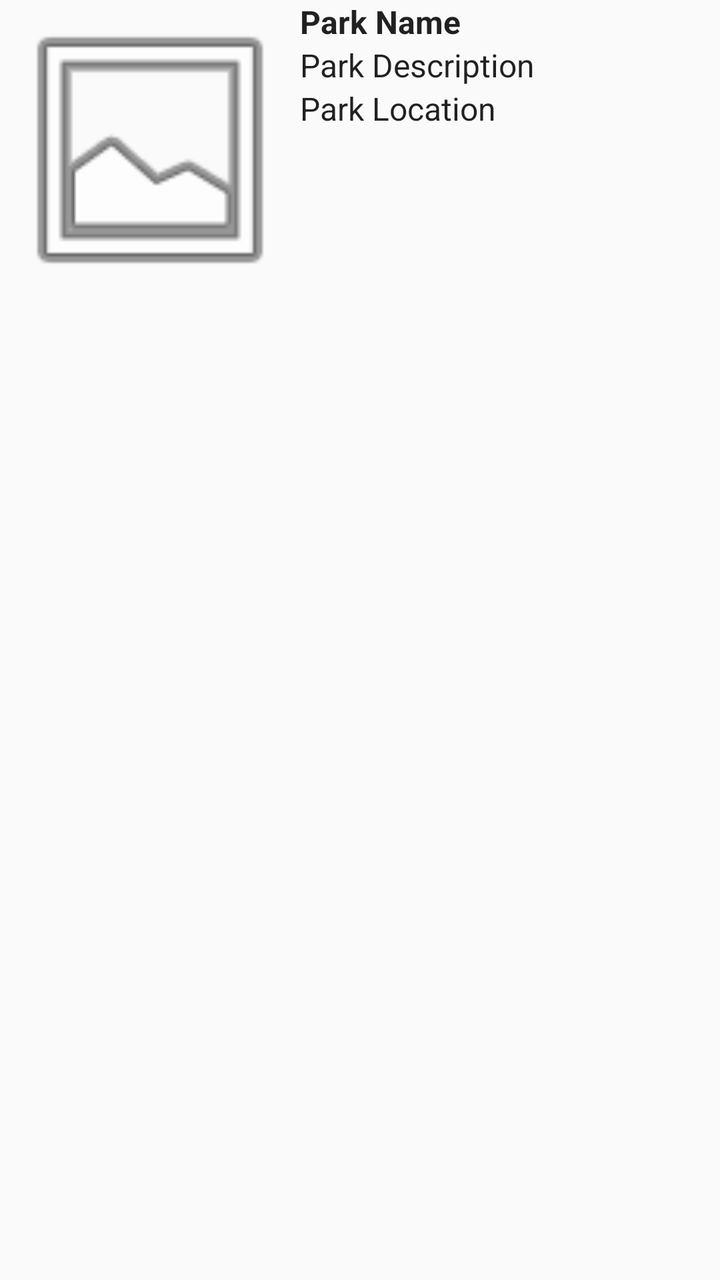
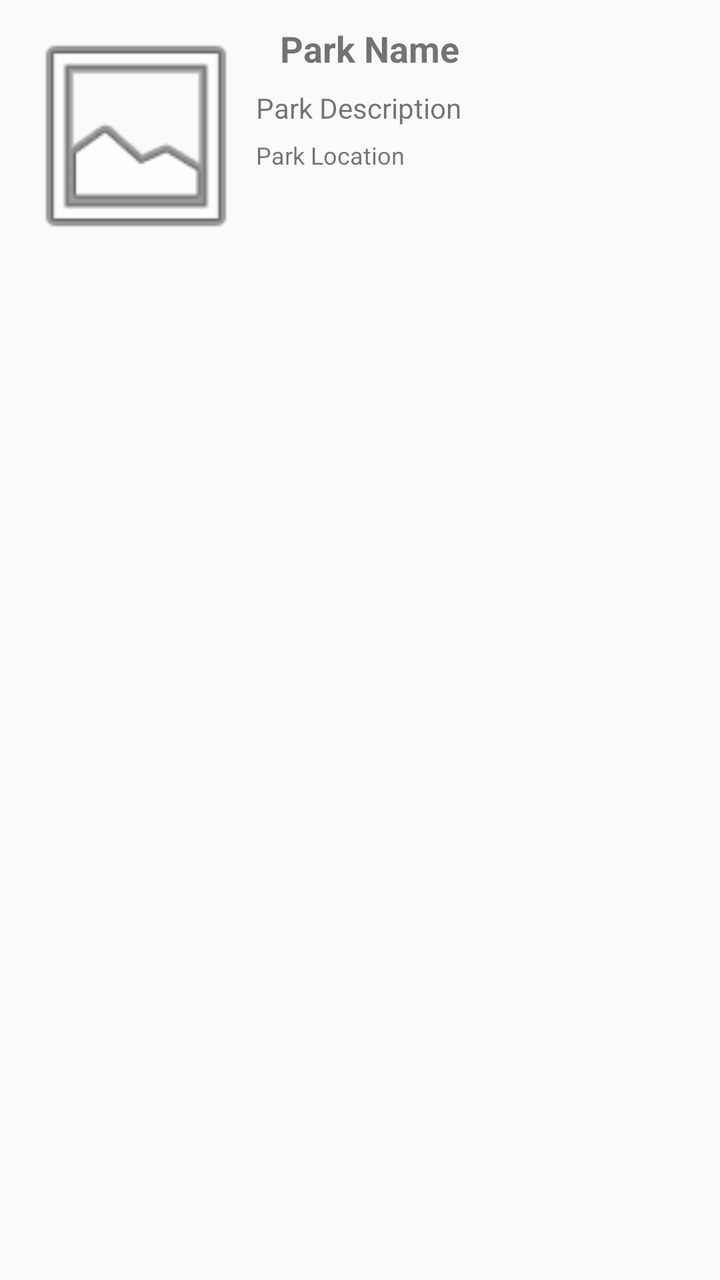

The first picture is an Android layout as it rendered before a commit; the second is the same layout after the commit. The layout source and the unified diff follow.
<!-- AndroidManifest.xml: application theme AppTheme -->
<!-- res/layout/fragment_national_park.xml -->
<?xml version="1.0" encoding="utf-8"?>
<androidx.constraintlayout.widget.ConstraintLayout xmlns:android="http://schemas.android.com/apk/res/android"
    xmlns:app="http://schemas.android.com/apk/res-auto"
    xmlns:tools="http://schemas.android.com/tools"
    android:id="@+id/linearLayout"
    android:layout_width="match_parent"
    android:layout_height="wrap_content"
    android:layout_margin="6dp">

    <ImageView
        android:id="@+id/park_image"
        android:layout_width="150dp"
        android:layout_height="150dp"
        android:contentDescription="Park Image"
        app:layout_constraintTop_toTopOf="parent"
        app:layout_constraintStart_toStartOf="parent"
        app:srcCompat="@android:drawable/ic_menu_gallery" />

    
    <TextView
        android:id="@+id/park_name"
        android:text="Park Name"
        android:textStyle="bold"
        android:textAppearance="?attr/textAppearanceListItem"
        android:layout_width="wrap_content"
        android:layout_height="wrap_content"
        app:layout_constraintTop_toTopOf="parent"
        app:layout_constraintStart_toEndOf="@+id/park_image" />

    
    <TextView
        android:id="@+id/park_description"
        android:text="Park Description"
        android:textAppearance="?attr/textAppearanceListItem"
        android:layout_width="0dp"
        android:layout_height="wrap_content"
        app:layout_constraintTop_toBottomOf="@+id/park_name"
        app:layout_constraintStart_toEndOf="@+id/park_image"
        app:layout_constraintEnd_toEndOf="parent"
        app:layout_constraintHorizontal_bias="0" />

    <TextView
        android:id="@+id/park_location"
        android:text="Park Location"
        android:textAppearance="?attr/textAppearanceListItem"
        android:layout_width="0dp"
        android:layout_height="wrap_content"
        app:layout_constraintTop_toBottomOf="@id/park_description"
        app:layout_constraintStart_toEndOf="@+id/park_image"
        app:layout_constraintEnd_toEndOf="parent"
        app:layout_constraintHorizontal_bias="0" />

</androidx.constraintlayout.widget.ConstraintLayout>
<!-- resources referenced by this layout -->
<resources>
  <style name="AppTheme" parent="Theme.AppCompat.Light.DarkActionBar">
          
          <item name="colorPrimary">@color/colorPrimary</item>
          <item name="colorPrimaryDark">@color/colorPrimaryDark</item>
          <item name="colorAccent">@color/colorAccent</item>
      </style>
  <color name="colorPrimary">#6200EE</color>
  <color name="colorPrimaryDark">#3700B3</color>
  <color name="colorAccent">#03DAC5</color>
</resources>

<!-- the commit's change to res/layout/fragment_national_park.xml (unified diff, before → after) -->
@@ -5,35 +5,41 @@
     android:id="@+id/linearLayout"
     android:layout_width="match_parent"
     android:layout_height="wrap_content"
-    android:layout_margin="6dp">
+    android:padding="8dp"
+    android:clipToPadding="false">
 
     <ImageView
         android:id="@+id/park_image"
-        android:layout_width="150dp"
-        android:layout_height="150dp"
+        android:layout_width="120dp"
+        android:layout_height="120dp"
         android:contentDescription="Park Image"
+        android:scaleType="centerCrop"
         app:layout_constraintTop_toTopOf="parent"
         app:layout_constraintStart_toStartOf="parent"
         app:srcCompat="@android:drawable/ic_menu_gallery" />
 
-    
     <TextView
         android:id="@+id/park_name"
         android:text="Park Name"
         android:textStyle="bold"
-        android:textAppearance="?attr/textAppearanceListItem"
-        android:layout_width="wrap_content"
+        android:textSize="18sp"
+        android:layout_width="0dp"
         android:layout_height="wrap_content"
+        android:layout_marginStart="12dp"
+        android:layout_marginTop="4dp"
         app:layout_constraintTop_toTopOf="parent"
-        app:layout_constraintStart_toEndOf="@+id/park_image" />
+        app:layout_constraintStart_toEndOf="@+id/park_image"
+        app:layout_constraintEnd_toEndOf="parent" />
 
-    
     <TextView
         android:id="@+id/park_description"
         android:text="Park Description"
-        android:textAppearance="?attr/textAppearanceListItem"
+        android:textSize="14sp"
         android:layout_width="0dp"
         android:layout_height="wrap_content"
+        android:layout_marginTop="8dp"
+        android:maxLines="3"
+        android:ellipsize="end"
         app:layout_constraintTop_toBottomOf="@+id/park_name"
         app:layout_constraintStart_toEndOf="@+id/park_image"
         app:layout_constraintEnd_toEndOf="parent"
@@ -42,9 +48,10 @@
     <TextView
         android:id="@+id/park_location"
         android:text="Park Location"
-        android:textAppearance="?attr/textAppearanceListItem"
+        android:textSize="12sp"
         android:layout_width="0dp"
         android:layout_height="wrap_content"
+        android:layout_marginTop="6dp"
         app:layout_constraintTop_toBottomOf="@id/park_description"
         app:layout_constraintStart_toEndOf="@+id/park_image"
         app:layout_constraintEnd_toEndOf="parent"
